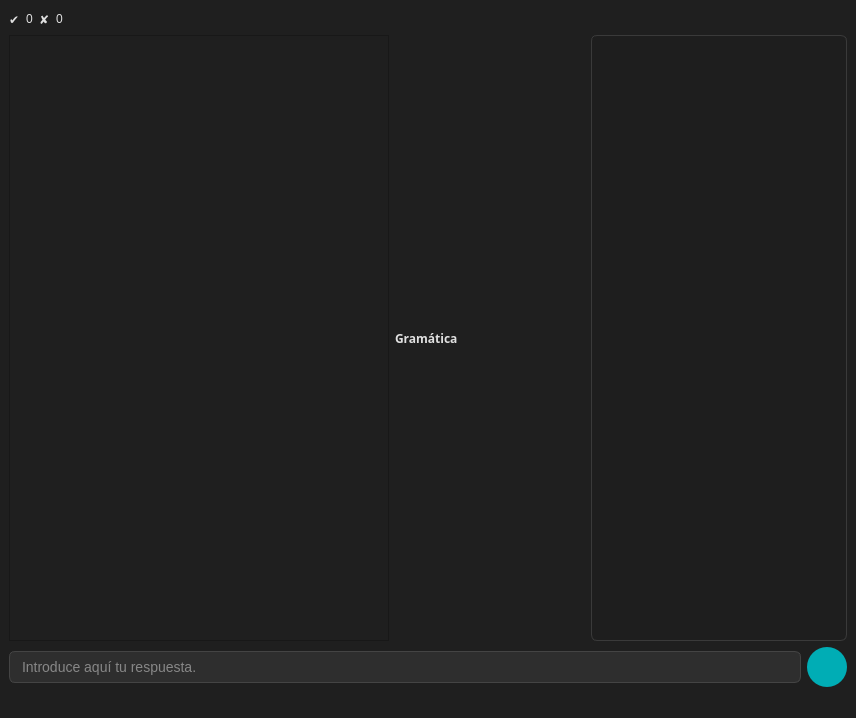
This is slrtutorwindow.ui in jose-rZM/SyntaxTutor as Qt 5 draws it before an edit. The edited form follows.
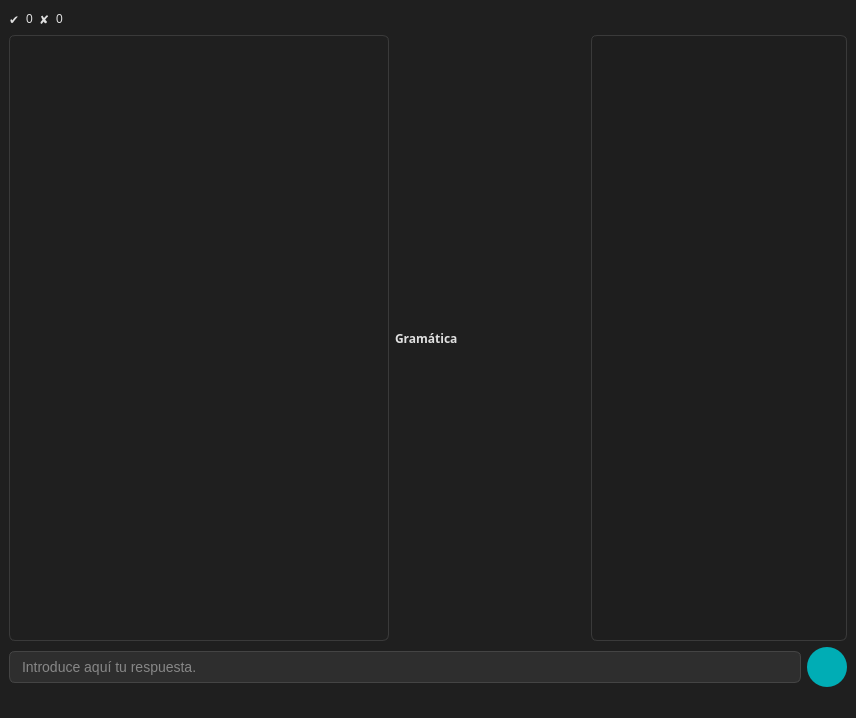
This is the edited form. Icons and pictures are not drawn.

```diff
--- a/slrtutorwindow.ui
+++ b/slrtutorwindow.ui
@@ -110,6 +110,42 @@
           <verstretch>0</verstretch>
          </sizepolicy>
         </property>
+        <property name="styleSheet">
+         <string notr="true"> QListWidget {
+        border: 1px solid #3a3a3a;
+        border-radius: 6px;
+        background-color: transparent;
+    }
+
+    QListWidget::viewport {
+        background-color: transparent;
+    }
+   QScrollBar:vertical {
+        background: #1e1e1e;
+        width: 10px;
+        margin: 2px 0 2px 0;
+        border-radius: 5px;
+    }
+
+    QScrollBar::handle:vertical {
+        background: #5c5c5c;
+        min-height: 20px;
+        border-radius: 5px;
+    }
+
+    QScrollBar::handle:vertical:hover {
+        background: #777;
+    }
+
+    QScrollBar::add-line:vertical, QScrollBar::sub-line:vertical {
+        height: 0px;
+        background: none;
+    }
+
+    QScrollBar::add-page:vertical, QScrollBar::sub-page:vertical {
+        background: none;
+    }</string>
+        </property>
        </widget>
       </item>
       <item>
```
Left out of the diff: 20 changed lines with no effect on the pictures.
